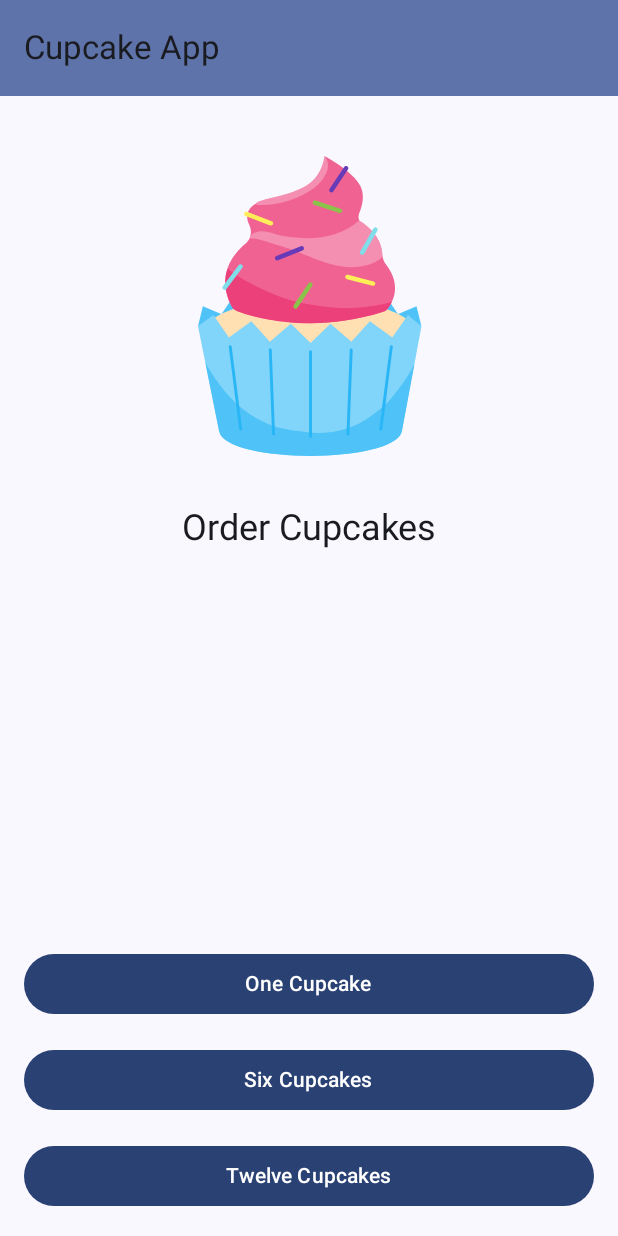
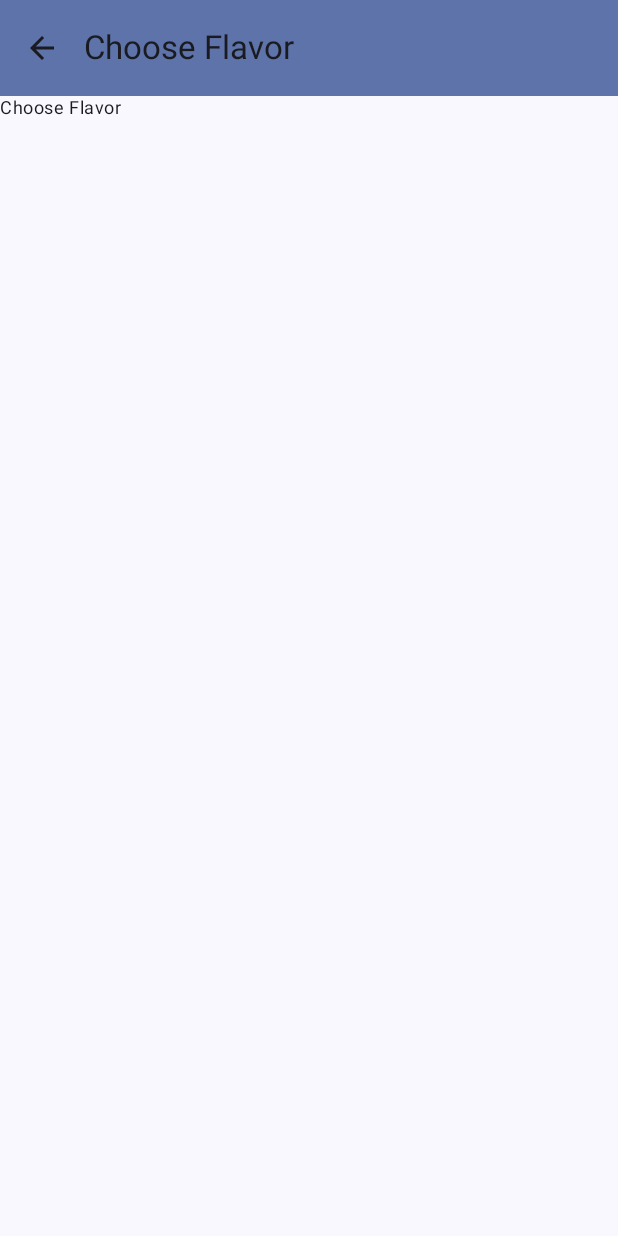
Before and after one commit to 3X0DUS-07/CupcakeApp, an Android app built with Jetpack Compose: the screen it shows after launch (MainActivity), after a tap on "One Cupcake", on a phone screen of 412 x 824 dp. Run offline under Robolectric (Android 15) with nearby library versions, the phone set to English and light mode, and no system bars.

Commit message:
Sistema de navegación completo entre las pantallas de inicio y selección de sabores

```diff
--- a/app/src/main/java/com/example/cupcakeapp1/CupcakeScreen.kt
+++ b/app/src/main/java/com/example/cupcakeapp1/CupcakeScreen.kt
@@ -25,9 +25,11 @@ import androidx.navigation.compose.currentBackStackEntryAsState
 import androidx.navigation.compose.rememberNavController
 import com.example.cupcakeapp1.data.DataSource
 import com.example.cupcakeapp1.ui.StartOrderScreen
+import com.example.cupcakeapp1.ui.SelectOptionScreen
 
 enum class CupcakeScreen(val title: String) {
     Start(title = "Cupcake App"),
+    Flavor(title = "Choose Flavor"),
 }
 
 @OptIn(ExperimentalMaterial3Api::class)
@@ -88,12 +90,17 @@ fun CupcakeApp() {
                 StartOrderScreen(
                     quantityOptions = DataSource.quantityOptions,
                     onNextButtonClicked = {
+                        navController.navigate(CupcakeScreen.Flavor.name)
                     },
                     modifier = Modifier
                         .fillMaxSize()
                         .padding(dimensionResource(R.dimen.padding_medium))
                 )
             }
+
+            composable(route = CupcakeScreen.Flavor.name) {
+                SelectOptionScreen()
+            }
         }
     }
 }
--- /dev/null
+++ b/app/src/main/java/com/example/cupcakeapp1/ui/SelectOptionScreen.kt
@@ -0,0 +1,38 @@
+package com.example.cupcakeapp1.ui
+
+import androidx.compose.foundation.layout.fillMaxSize
+import androidx.compose.foundation.layout.padding
+import androidx.compose.material3.MaterialTheme
+import androidx.compose.material3.Text
+import androidx.compose.runtime.Composable
+import androidx.compose.ui.Modifier
+import androidx.compose.ui.res.dimensionResource
+import androidx.compose.ui.res.stringResource
+import androidx.compose.ui.tooling.preview.Preview
+import com.example.cupcakeapp1.R
+import com.example.cupcakeapp1.ui.theme.CupcakeApp1Theme
+
+
+@Composable
+fun SelectOptionScreen(
+    modifier: Modifier = Modifier
+) {
+    Text(
+        text = stringResource(R.string.choose_flavor),
+        style = MaterialTheme.typography.bodySmall
+    )
+}
+
+
+
+@Preview
+@Composable
+fun SelectOptionPreview() {
+    CupcakeApp1Theme {
+        SelectOptionScreen(
+            modifier = Modifier
+                .fillMaxSize()
+                .padding(dimensionResource(R.dimen.padding_medium))
+        )
+    }
+}
--- a/app/src/main/res/values/strings.xml
+++ b/app/src/main/res/values/strings.xml
@@ -4,4 +4,5 @@
     <string name="one_cupcake">One Cupcake</string>
     <string name="six_cupcakes">Six Cupcakes</string>
     <string name="twelve_cupcakes">Twelve Cupcakes</string>
+    <string name="choose_flavor">Choose Flavor</string>
 </resources>
```
